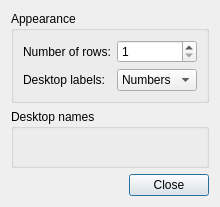
Old version of the form plugin-desktopswitch/desktopswitchconfiguration.ui in the repository lxqt/lxqt-panel.
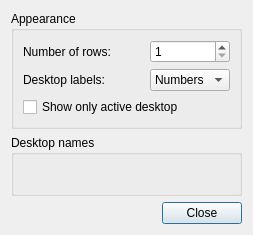
New version of the form.

```diff
--- a/plugin-desktopswitch/desktopswitchconfiguration.ui
+++ b/plugin-desktopswitch/desktopswitchconfiguration.ui
@@ -6,8 +6,8 @@
    <rect>
     <x>0</x>
     <y>0</y>
-    <width>213</width>
-    <height>207</height>
+    <width>253</width>
+    <height>235</height>
    </rect>
   </property>
   <property name="windowTitle">
@@ -66,6 +66,16 @@
         </item>
        </widget>
       </item>
+      <item row="2" column="0" colspan="3">
+       <widget class="QCheckBox" name="showOnlyActiveCB">
+        <property name="toolTip">
+         <string>If checked, widget will be just an indicator</string>
+        </property>
+        <property name="text">
+         <string>Show only active desktop</string>
+        </property>
+       </widget>
+      </item>
      </layout>
     </widget>
    </item>
```
